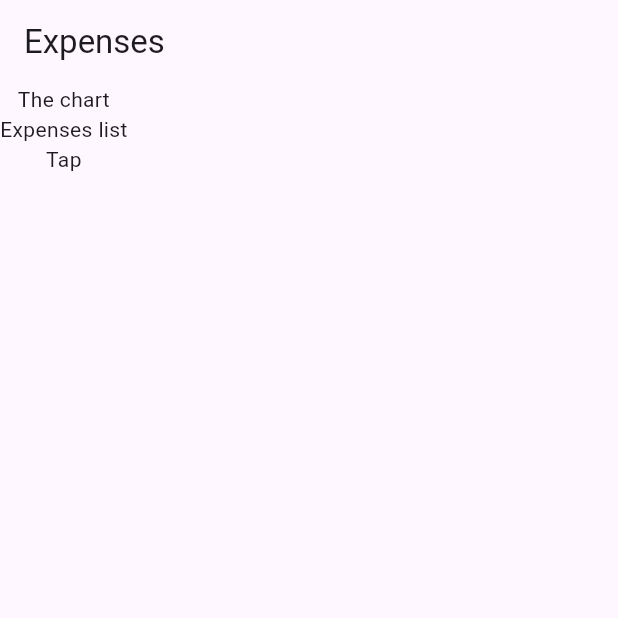
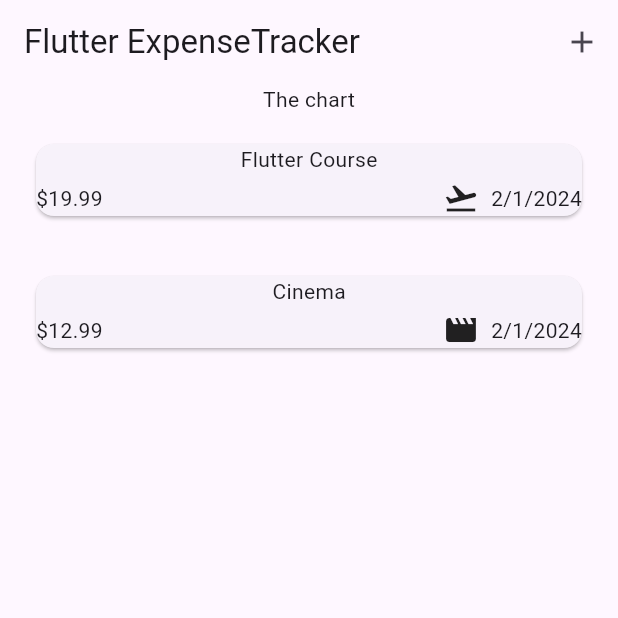
Before and after one commit to jfm933/interactivity_and_theming_05, a Flutter app: the screen it shows after launch, on a phone screen of 412 x 824 dp, the top half of it. Run offline on Flutter 3.47's test engine with Material 3 defaults, Android fonts, the phone set to English and light mode, and no system bars.

```diff
--- a/lib/expenses.dart
+++ /dev/null
@@ -1,22 +0,0 @@
-import 'package:flutter/material.dart';
-import 'package:uuid/uuid.dart';
-
-class Expenses extends StatefulWidget {
-  const Expenses({super.key});
-
-  @override
-  State<Expenses> createState() => _ExpensesState();
-}
-
-class _ExpensesState extends State<Expenses> {
-  @override
-  Widget build(BuildContext context) {
-    return Scaffold(
-        appBar: AppBar(
-          title: const Text('Expenses'),
-        ),
-        body: Column(
-          children: [Text('The chart'), Text('Expenses list'), Text("Tap")],
-        ));
-  }
-}
--- a/lib/main.dart
+++ b/lib/main.dart
@@ -1,5 +1,5 @@
 import 'package:flutter/material.dart';
-import 'package:interactivity_and_theming_05/expenses.dart';
+import 'package:interactivity_and_theming_05/widgets/expenses.dart';
 
 void main() {
   runApp(
--- a/lib/models/expense.dart
+++ b/lib/models/expense.dart
@@ -1,8 +1,19 @@
+import 'package:flutter/material.dart';
+import 'package:intl/intl.dart';
 import 'package:uuid/uuid.dart';
+
+final formatter = DateFormat.yMd();
 
 final uuid = Uuid();
 
 enum Category { food, travel, leisure, work }
+
+const categoryIcons = {
+  Category.food: Icons.lunch_dining,
+  Category.travel: Icons.flight_takeoff,
+  Category.leisure: Icons.movie,
+  Category.work: Icons.work,
+};
 
 class Expense {
   Expense({
@@ -17,4 +28,8 @@ class Expense {
   final double amount;
   final DateTime date;
   final Category category;
+
+  String get FormattedDate {
+    return formatter.format(date);
+  }
 }
--- /dev/null
+++ b/lib/widgets/expenses.dart
@@ -0,0 +1,66 @@
+import 'package:flutter/cupertino.dart';
+import 'package:flutter/material.dart';
+import 'package:flutter/widgets.dart';
+import 'package:interactivity_and_theming_05/models/expense.dart';
+import 'package:interactivity_and_theming_05/widgets/expenses_list/expenses_list.dart';
+import 'package:interactivity_and_theming_05/widgets/new_expense.dart';
+import 'package:uuid/uuid.dart';
+
+class Expenses extends StatefulWidget {
+  const Expenses({super.key});
+
+  @override
+  State<Expenses> createState() => _ExpensesState();
+}
+
+class _ExpensesState extends State<Expenses> {
+  final List<Expense> _registeredExpenses = [
+    Expense(
+      title: 'Flutter Course',
+      amount: 19.99,
+      date: DateTime.now(),
+      category: Category.travel,
+    ),
+    Expense(
+      title: 'Cinema',
+      amount: 12.99,
+      date: DateTime.now(),
+      category: Category.leisure,
+    ),
+  ];
+
+  void _openAddExpenseOverlay() {
+    showModalBottomSheet(
+        context: context,
+        builder: (ctx) {
+          return Container(
+            padding: EdgeInsets.all(20),
+            child: NewExpense(),
+          );
+        });
+  }
+
+  @override
+  Widget build(BuildContext context) {
+    return Scaffold(
+        appBar: AppBar(
+          title: Text('Flutter ExpenseTracker'),
+          actions: [
+            IconButton(
+              onPressed: () {
+                _openAddExpenseOverlay();
+              },
+              icon: Icon(Icons.add),
+            ),
+          ],
+        ),
+        body: Column(
+          children: [
+            Text('The chart'),
+            Expanded(
+              child: ExpensesList(expenses: _registeredExpenses),
+            )
+          ],
+        ));
+  }
+}
--- /dev/null
+++ b/lib/widgets/expenses_list/expense_item.dart
@@ -0,0 +1,36 @@
+import 'package:flutter/material.dart';
+import 'package:interactivity_and_theming_05/models/expense.dart';
+
+class ExpenseItem extends StatelessWidget {
+  const ExpenseItem({super.key, required this.expense});
+
+  final Expense expense;
+
+  @override
+  Widget build(BuildContext context) {
+    return Padding(
+      padding: const EdgeInsets.symmetric(horizontal: 20, vertical: 16),
+      child: Card(
+        child: Column(
+          children: [
+            Text(expense.title),
+            const SizedBox(height: 4),
+            Row(
+              children: [
+                Text('\$${expense.amount.toStringAsFixed(2)}'),
+                const Spacer(),
+                Row(
+                  children: [
+                    Icon(categoryIcons[expense.category]),
+                    const SizedBox(width: 8),
+                    Text(expense.FormattedDate),
+                  ],
+                )
+              ],
+            )
+          ],
+        ),
+      ),
+    );
+  }
+}
--- /dev/null
+++ b/lib/widgets/expenses_list/expenses_list.dart
@@ -0,0 +1,20 @@
+import 'package:flutter/material.dart';
+import 'package:interactivity_and_theming_05/widgets/expenses_list/expense_item.dart';
+
+import '../../models/expense.dart';
+
+class ExpensesList extends StatelessWidget {
+  const ExpensesList({super.key, required this.expenses});
+
+  final List<Expense> expenses;
+
+  @override
+  Widget build(BuildContext context) {
+    return ListView.builder(
+      itemBuilder: (context, index) {
+        return ExpenseItem(expense: expenses[index]);
+      },
+      itemCount: expenses.length,
+    );
+  }
+}
--- a/pubspec.yaml
+++ b/pubspec.yaml
@@ -36,6 +36,7 @@ dependencies:
   # Use with the CupertinoIcons class for iOS style icons.
   cupertino_icons: ^1.0.6
   uuid: ^4.3.3
+  intl: ^0.19.0
 
 dev_dependencies:
   flutter_test:
```
Also changed, not shown: lib/widgets/new_expense.dart (added, +89 -0 lines), pubspec.lock.
